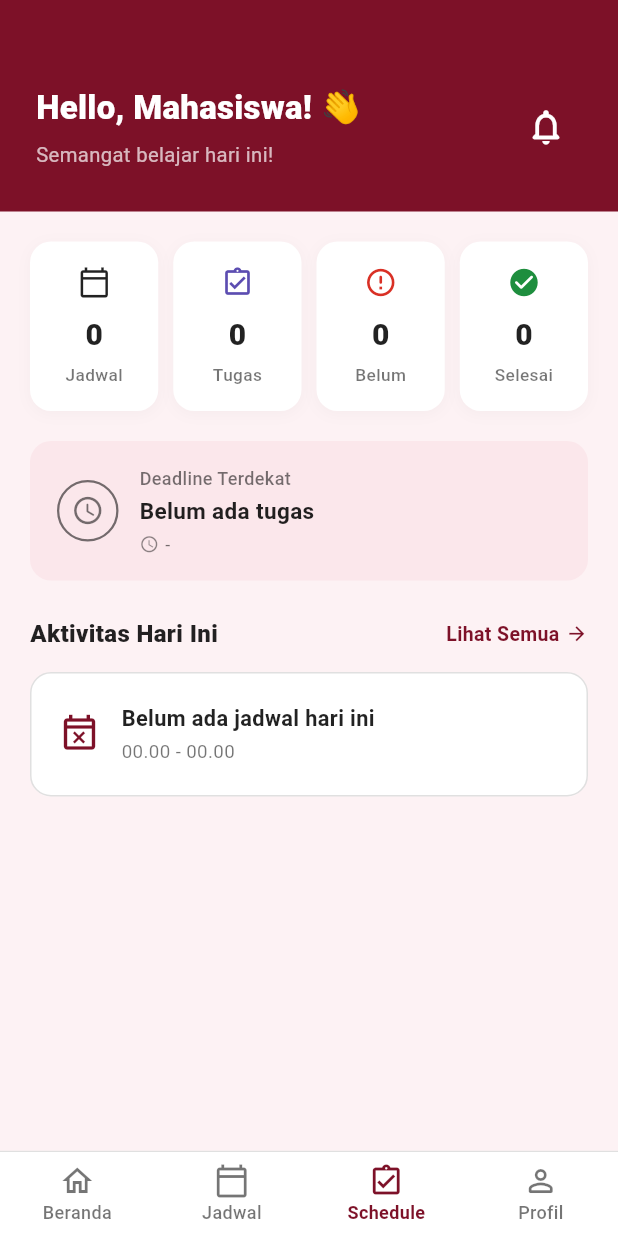
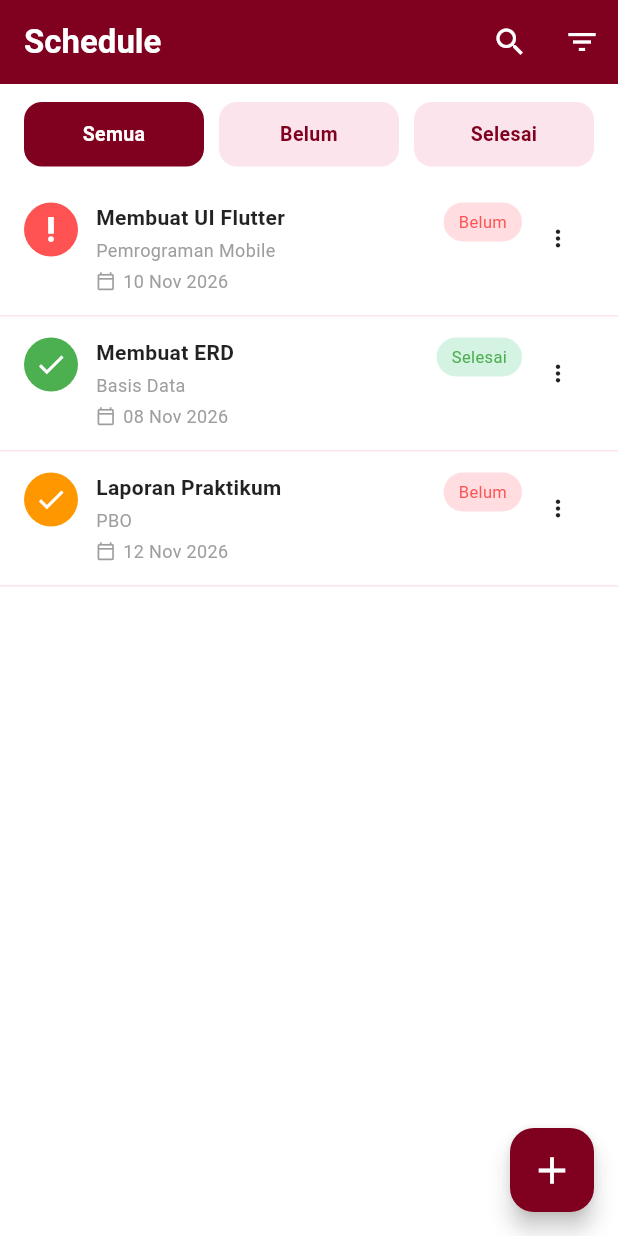
Before and after one commit to srimuliani310/Student_Task_Manager, a Flutter app: the HomeScreen screen opened directly, item 3 of the bottom bar chosen, on a phone screen of 412 x 824 dp. Run offline on Flutter 3.47's test engine with Material 3 defaults, Android fonts, the phone set to English and light mode, and no system bars.

Commit message:
menambahkan halaman schedule tampilan selesai semua

```diff
--- a/lib/screens/home_screen.dart
+++ b/lib/screens/home_screen.dart
@@ -1,6 +1,7 @@
 import 'package:flutter/material.dart';
-
 import 'jadwal.dart';
+import 'profil.dart';
+import 'schedule.dart';
 
 class HomeScreen extends StatefulWidget {
   const HomeScreen({super.key});
@@ -303,7 +304,6 @@ class _HomeScreenState extends State<HomeScreen> {
         decoration: const BoxDecoration(
           color: Colors.white,
           border: Border(top: BorderSide(color: Colors.black12, width: 0.8)),
-
         ),
         child: BottomNavigationBar(
           currentIndex: _selectedIndex,
@@ -312,6 +312,16 @@ class _HomeScreenState extends State<HomeScreen> {
               Navigator.push(
                 context,
                 MaterialPageRoute(builder: (context) => const JadwalPage()),
+              );
+            } else if (index == 2) {
+              Navigator.push(
+                context,
+                MaterialPageRoute(builder: (context) => const SchedulePage()),
+              );
+            } else if (index == 3) {
+              Navigator.push(
+                context,
+                MaterialPageRoute(builder: (context) => const ProfilPage()),
               );
             } else {
               setState(() {
--- /dev/null
+++ b/lib/screens/schedule.dart
@@ -0,0 +1,438 @@
+
+import 'package:flutter/material.dart';
+import 'tambah_tugas.dart';
+
+class SchedulePage extends StatefulWidget {
+  const SchedulePage({super.key});
+
+  @override
+  State<SchedulePage> createState() => _SchedulePageState();
+}
+
+class _SchedulePageState extends State<SchedulePage> {
+  static const Color maroon = Color(0xFF800020);
+  static const Color pink = Color(0xFFFCE4EC);
+  static const Color background = Color(0xFFFFF7F8);
+
+  String filterStatus = 'Semua';
+  String filterPrioritas = 'Semua';
+  bool mencari = false;
+
+  final TextEditingController searchController = TextEditingController();
+
+  // Data tugas sementara
+  final List<Map<String, String>> daftarTugas = [
+    {
+      'nama': 'Membuat UI Flutter',
+      'matkul': 'Pemrograman Mobile',
+      'deadline': '10 Nov 2026',
+      'status': 'Belum',
+      'prioritas': 'Tinggi',
+    },
+    {
+      'nama': 'Membuat ERD',
+      'matkul': 'Basis Data',
+      'deadline': '08 Nov 2026',
+      'status': 'Selesai',
+      'prioritas': 'Sedang',
+    },
+    {
+      'nama': 'Laporan Praktikum',
+      'matkul': 'PBO',
+      'deadline': '12 Nov 2026',
+      'status': 'Belum',
+      'prioritas': 'Sedang',
+    },
+  ];
+
+  @override
+  void dispose() {
+    searchController.dispose();
+    super.dispose();
+  }
+
+  // Membuka form tambah tugas
+  Future<void> tambahTugas() async {
+    final hasil = await Navigator.push<Map<String, String>>(
+      context,
+      MaterialPageRoute(
+        builder: (context) => const TambahTugasPage(),
+      ),
+    );
+
+    if (hasil != null) {
+      setState(() {
+        daftarTugas.add({
+          'nama': hasil['nama'] ?? '',
+          'matkul': hasil['matkul'] ?? '',
+          'deadline': hasil['deadline'] ?? '',
+          'status': 'Belum',
+          'prioritas': hasil['prioritas'] ?? 'Sedang',
+        });
+      });
+    }
+  }
+
+  // Mengubah status tugas
+  void ubahStatus(int index) {
+    setState(() {
+      if (daftarTugas[index]['status'] == 'Belum') {
+        daftarTugas[index]['status'] = 'Selesai';
+      } else {
+        daftarTugas[index]['status'] = 'Belum';
+      }
+    });
+  }
+
+  // Menghapus tugas
+  void hapusTugas(int index) {
+    setState(() {
+      daftarTugas.removeAt(index);
+    });
+  }
+
+  // Menampilkan dialog filter prioritas
+  void tampilkanFilter() {
+    showDialog(
+      context: context,
+      builder: (context) {
+        return AlertDialog(
+          title: const Text('Filter Prioritas'),
+          content: Column(
+            mainAxisSize: MainAxisSize.min,
+            children: [
+              'Semua',
+              'Rendah',
+              'Sedang',
+              'Tinggi',
+            ].map((prioritas) {
+              return RadioListTile<String>(
+                title: Text(prioritas),
+                value: prioritas,
+                groupValue: filterPrioritas,
+                activeColor: maroon,
+                onChanged: (value) {
+                  setState(() {
+                    filterPrioritas = value!;
+                  });
+
+                  Navigator.pop(context);
+                },
+              );
+            }).toList(),
+          ),
+        );
+      },
+    );
+  }
+
+  // Filter tugas
+  List<Map<String, String>> get tugasTerfilter {
+    return daftarTugas.where((tugas) {
+      bool cocokStatus = filterStatus == 'Semua' ||
+          tugas['status'] == filterStatus;
+
+      bool cocokPrioritas = filterPrioritas == 'Semua' ||
+          tugas['prioritas'] == filterPrioritas;
+
+      bool cocokNama = tugas['nama']!
+              .toLowerCase()
+              .contains(searchController.text.toLowerCase()) ||
+          tugas['matkul']!
+              .toLowerCase()
+              .contains(searchController.text.toLowerCase());
+
+      return cocokStatus && cocokPrioritas && cocokNama;
+    }).toList();
+  }
+
+  @override
+  Widget build(BuildContext context) {
+    return Scaffold(
+      backgroundColor: Colors.white,
+
+      // Header
+      appBar: AppBar(
+        backgroundColor: maroon,
+        foregroundColor: Colors.white,
+        automaticallyImplyLeading: false,
+        title: mencari
+            ? TextField(
+                controller: searchController,
+                autofocus: true,
+                style: const TextStyle(color: Colors.white),
+                decoration: const InputDecoration(
+                  hintText: 'Cari tugas...',
+                  hintStyle: TextStyle(color: Colors.white70),
+                  border: InputBorder.none,
+                ),
+                onChanged: (value) {
+                  setState(() {});
+                },
+              )
+            : const Text(
+                'Schedule',
+                style: TextStyle(
+                  fontWeight: FontWeight.bold,
+                ),
+              ),
+        actions: [
+          // Tombol pencarian
+          IconButton(
+            icon: Icon(
+              mencari ? Icons.close : Icons.search,
+            ),
+            onPressed: () {
+              setState(() {
+                mencari = !mencari;
+                searchController.clear();
+              });
+            },
+          ),
+
+          // Tombol filter
+          IconButton(
+            icon: const Icon(Icons.filter_list),
+            onPressed: tampilkanFilter,
+          ),
+        ],
+      ),
+
+      // Isi halaman
+      body: Column(
+        children: [
+          // Tab filter status
+          Padding(
+            padding: const EdgeInsets.fromLTRB(16, 12, 16, 10),
+            child: Row(
+              children: [
+                tabStatus('Semua'),
+                const SizedBox(width: 10),
+                tabStatus('Belum'),
+                const SizedBox(width: 10),
+                tabStatus('Selesai'),
+              ],
+            ),
+          ),
+
+          // Daftar tugas
+          Expanded(
+            child: tugasTerfilter.isEmpty
+                ? const Center(
+                    child: Text(
+                      'Tidak ada tugas.',
+                      style: TextStyle(color: Colors.grey),
+                    ),
+                  )
+                : ListView.builder(
+                    itemCount: tugasTerfilter.length,
+                    itemBuilder: (context, index) {
+                      final tugas = tugasTerfilter[index];
+
+                      // Cari index asli pada daftar
+                      final indexAsli =
+                          daftarTugas.indexOf(tugas);
+
+                      return kartuTugas(
+                        tugas,
+                        indexAsli,
+                      );
+                    },
+                  ),
+          ),
+        ],
+      ),
+
+      // Tombol tambah tugas
+      floatingActionButton: FloatingActionButton(
+        onPressed: tambahTugas,
+        backgroundColor: maroon,
+        foregroundColor: Colors.white,
+        child: const Icon(Icons.add, size: 30),
+      ),
+
+      // Bottom navigation diatur oleh main_page.dart
+    );
+  }
+
+  // Widget tab status
+  Widget tabStatus(String status) {
+    bool aktif = filterStatus == status;
+
+    return Expanded(
+      child: GestureDetector(
+        onTap: () {
+          setState(() {
+            filterStatus = status;
+          });
+        },
+        child: Container(
+          padding: const EdgeInsets.symmetric(vertical: 12),
+          decoration: BoxDecoration(
+            color: aktif ? maroon : pink,
+            borderRadius: BorderRadius.circular(12),
+          ),
+          child: Text(
+            status,
+            textAlign: TextAlign.center,
+            style: TextStyle(
+              color: aktif ? Colors.white : maroon,
+              fontWeight: FontWeight.bold,
+              fontSize: 13,
+            ),
+          ),
+        ),
+      ),
+    );
+  }
+
+  // Widget kartu tugas
+  Widget kartuTugas(
+    Map<String, String> tugas,
+    int indexAsli,
+  ) {
+    bool selesai = tugas['status'] == 'Selesai';
+
+    Color warnaIcon;
+    IconData iconTugas;
+
+    if (selesai) {
+      warnaIcon = Colors.green;
+      iconTugas = Icons.check;
+    } else if (tugas['prioritas'] == 'Tinggi') {
+      warnaIcon = Colors.redAccent;
+      iconTugas = Icons.priority_high;
+    } else {
+      warnaIcon = Colors.orange;
+      iconTugas = Icons.check;
+    }
+
+    return Container(
+      padding: const EdgeInsets.symmetric(
+        horizontal: 16,
+        vertical: 14,
+      ),
+      decoration: const BoxDecoration(
+        border: Border(
+          bottom: BorderSide(color: pink),
+        ),
+      ),
+      child: Row(
+        crossAxisAlignment: CrossAxisAlignment.start,
+        children: [
+          // Icon status
+          GestureDetector(
+            onTap: () => ubahStatus(indexAsli),
+            child: Container(
+              width: 36,
+              height: 36,
+              decoration: BoxDecoration(
+                color: warnaIcon,
+                shape: BoxShape.circle,
+              ),
+              child: Icon(
+                iconTugas,
+                color: Colors.white,
+                size: 22,
+              ),
+            ),
+          ),
+
+          const SizedBox(width: 12),
+
+          // Informasi tugas
+          Expanded(
+            child: GestureDetector(
+              onTap: () => ubahStatus(indexAsli),
+              child: Column(
+                crossAxisAlignment: CrossAxisAlignment.start,
+                children: [
+                  Text(
+                    tugas['nama']!,
+                    style: const TextStyle(
+                      fontWeight: FontWeight.bold,
+                      fontSize: 14,
+                      color: Colors.black87,
+                    ),
+                  ),
+
+                  const SizedBox(height: 3),
+
+                  Text(
+                    tugas['matkul']!,
+                    style: const TextStyle(
+                      fontSize: 12,
+                      color: Colors.grey,
+                    ),
+                  ),
+
+                  const SizedBox(height: 4),
+
+                  Row(
+                    children: [
+                      const Icon(
+                        Icons.calendar_today_outlined,
+                        size: 13,
+                        color: Colors.grey,
+                      ),
+                      const SizedBox(width: 5),
+                      Text(
+                        tugas['deadline']!,
+                        style: const TextStyle(
+                          fontSize: 12,
+                          color: Colors.grey,
+                        ),
+                      ),
+                    ],
+                  ),
+                ],
+              ),
+            ),
+          ),
+
+          const SizedBox(width: 8),
+
+          // Label status
+          Container(
+            padding: const EdgeInsets.symmetric(
+              horizontal: 10,
+              vertical: 5,
+            ),
+            decoration: BoxDecoration(
+              color: selesai
+                  ? const Color(0xFFD5F3E2)
+                  : const Color(0xFFFFDDE0),
+              borderRadius: BorderRadius.circular(20),
+            ),
+            child: Text(
+              selesai ? 'Selesai' : 'Belum',
+              style: TextStyle(
+                fontSize: 11,
+                color: selesai
+                    ? Colors.green
+                    : Colors.redAccent,
+              ),
+            ),
+          ),
+
+          // Menu hapus
+          PopupMenuButton<String>(
+            padding: EdgeInsets.zero,
+            iconSize: 18,
+            onSelected: (value) {
+              if (value == 'hapus') {
+                hapusTugas(indexAsli);
+              }
+            },
+            itemBuilder: (context) => [
+              const PopupMenuItem(
+                value: 'hapus',
+                child: Text('Hapus tugas'),
+              ),
+            ],
+          ),
+        ],
+      ),
+    );
+  }
+}
```
